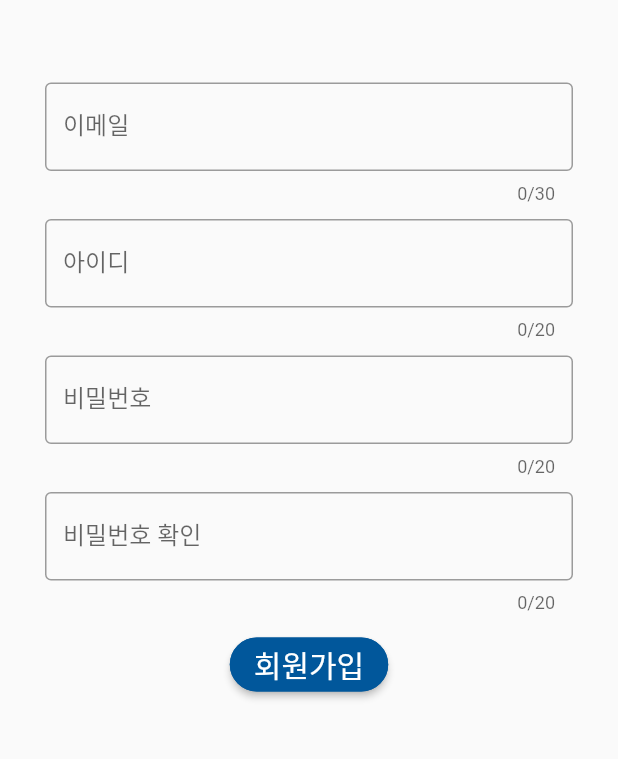
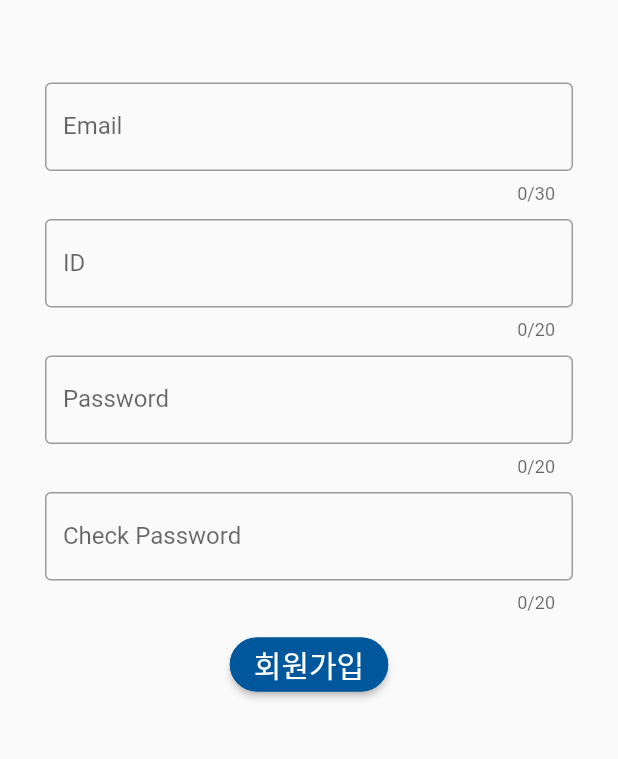
Before and after one commit to iinnu/CDP1_AiTube, a Flutter app: the SignUpPage screen opened by its route, on a phone screen of 412 x 824 dp, the part 384-1143 px from its top. Run offline on Flutter 3.47's test engine with Material 2 defaults, Android fonts, the phone set to English and light mode, and no system bars; our stand-ins replace google_fonts.

Commit message:
Korean to English

```diff
--- a/lib/pages/signup_page.dart
+++ b/lib/pages/signup_page.dart
@@ -55,7 +55,7 @@ class SignUpPageState extends State<SignUpPage> {
                       maxLength: 30,
                       decoration: InputDecoration(
                           border: OutlineInputBorder(),
-                          labelText: '이메일'
+                          labelText: 'Email'
                       ),
                   ),
               ),
@@ -67,7 +67,7 @@ class SignUpPageState extends State<SignUpPage> {
                       maxLength: 20,
                       decoration: InputDecoration(
                           border: OutlineInputBorder(),
-                          labelText: '아이디'
+                          labelText: 'ID'
                       ),
                   ),
               ),
@@ -80,7 +80,7 @@ class SignUpPageState extends State<SignUpPage> {
                   obscureText: true,
                   decoration: InputDecoration(
                       border: OutlineInputBorder(),
-                      labelText: '비밀번호'
+                      labelText: 'Password'
                   ),
                 ),
               ),
@@ -93,7 +93,7 @@ class SignUpPageState extends State<SignUpPage> {
                   obscureText: true,
                   decoration: InputDecoration(
                       border: OutlineInputBorder(),
-                      labelText: '비밀번호 확인'
+                      labelText: 'Check Password'
                   ),
                 ),
               ),
```
